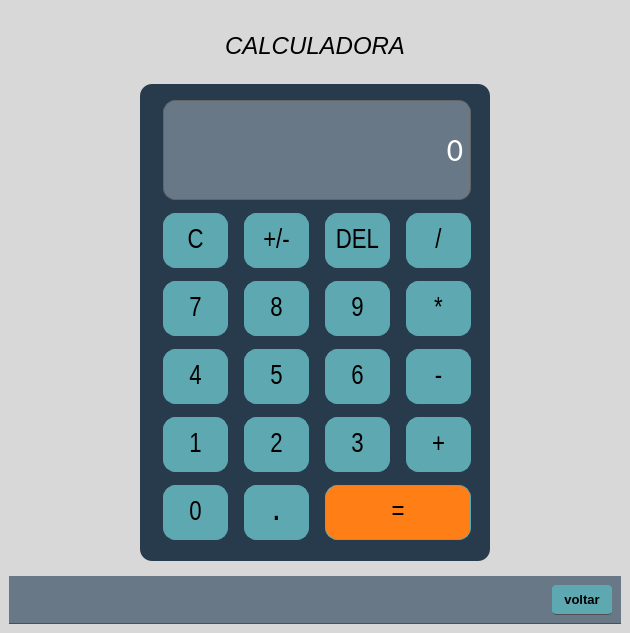
eliezersilva-dev/Projeto_Python_PyQt5_QtDesigner, file tela_calculadora.ui: the form before one commit.
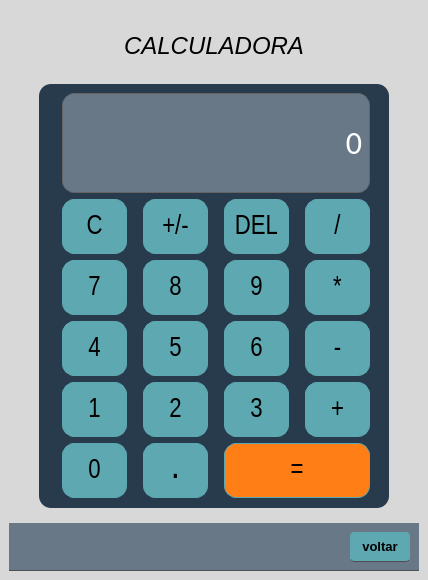
The form after the commit.

What changed in the file:
```diff
--- a/tela_calculadora.ui
+++ b/tela_calculadora.ui
@@ -6,8 +6,8 @@
    <rect>
     <x>0</x>
     <y>0</y>
-    <width>630</width>
-    <height>633</height>
+    <width>428</width>
+    <height>580</height>
    </rect>
   </property>
   <property name="windowTitle">
```
